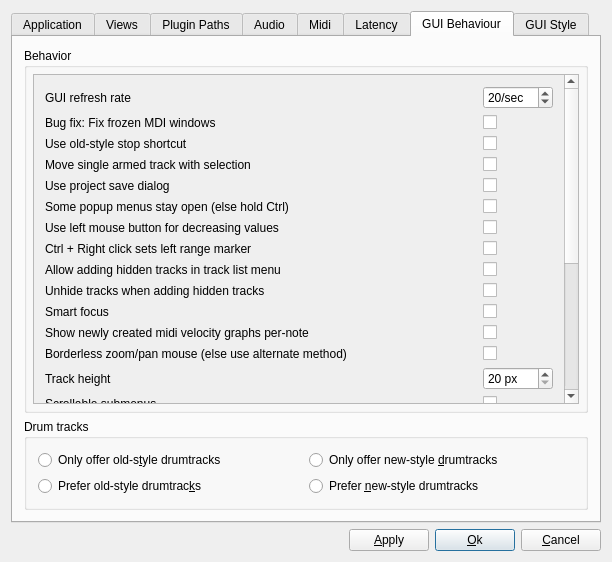
Old version of the form muse3/muse/components/gensetbase.ui in the repository emrum/muse.
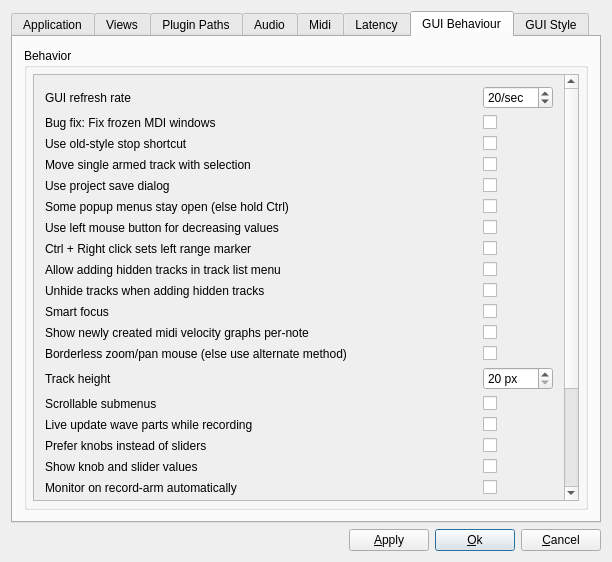
New version of the form. The open tabs and pages were chosen to show the change.

Commit message: Remove more "old vs. new" drum track stuff, change some text.

```diff
--- a/muse3/muse/components/gensetbase.ui
+++ b/muse3/muse/components/gensetbase.ui
@@ -1892,7 +1892,7 @@
                <x>0</x>
                <y>0</y>
                <width>534</width>
-               <height>588</height>
+               <height>758</height>
               </rect>
              </property>
              <layout class="QGridLayout" name="gridLayout_6">
@@ -2426,43 +2426,6 @@
          </layout>
         </widget>
        </item>
-       <item>
-        <widget class="QGroupBox" name="groupBox_4">
-         <property name="title">
-          <string>Drum tracks</string>
-         </property>
-         <layout class="QGridLayout" name="gridLayout9">
-          <item row="0" column="0">
-           <widget class="QRadioButton" name="onlyOldDrumBtn">
-            <property name="text">
-             <string>Only offer old-s&amp;tyle drumtracks</string>
-            </property>
-           </widget>
-          </item>
-          <item row="0" column="1">
-           <widget class="QRadioButton" name="onlyNewDrumBtn">
-            <property name="text">
-             <string>Only offer new-style &amp;drumtracks</string>
-            </property>
-           </widget>
-          </item>
-          <item row="1" column="0">
-           <widget class="QRadioButton" name="preferOldDrumBtn">
-            <property name="text">
-             <string>Prefer old-style drumtrac&amp;ks</string>
-            </property>
-           </widget>
-          </item>
-          <item row="1" column="1">
-           <widget class="QRadioButton" name="preferNewDrumBtn">
-            <property name="text">
-             <string>Prefer &amp;new-style drumtracks</string>
-            </property>
-           </widget>
-          </item>
-         </layout>
-        </widget>
-       </item>
       </layout>
      </widget>
      <widget class="QWidget" name="tab_2">
```
Left out of the diff: 12 changed lines with no effect on the pictures. The commit also changes 9 other files.
